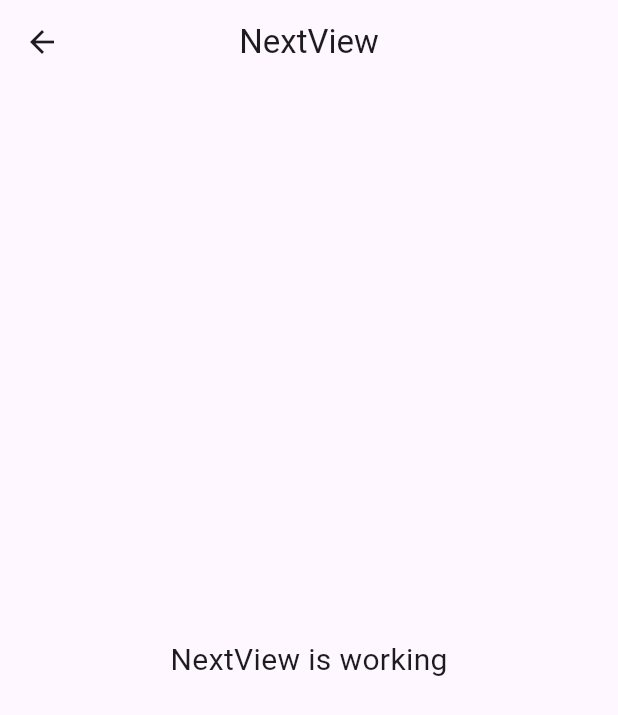
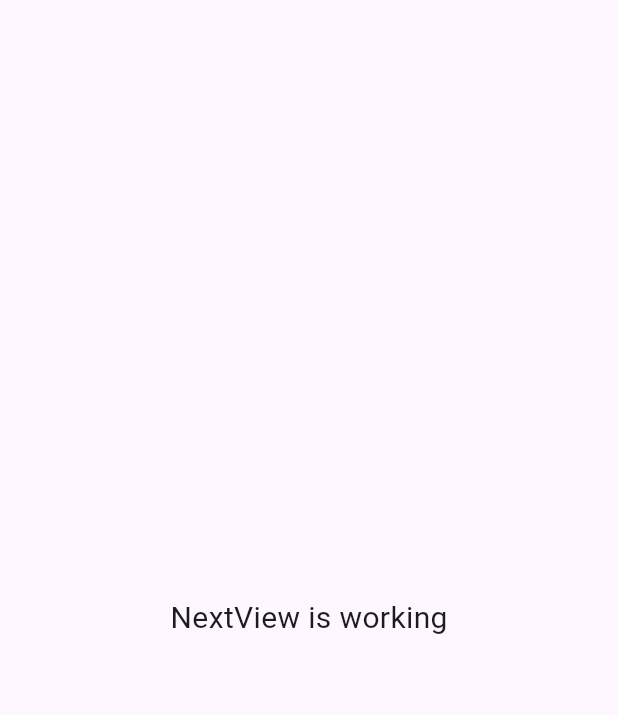
Before and after one commit to azharrizal06/navigasi, a Flutter app: the NextView screen opened by its route, on a phone screen of 412 x 824 dp. Shown: the top 715 px of the screen. Run offline on Flutter 3.47's test engine with Material 3 defaults, Android fonts, the phone set to English and light mode, and no system bars; our stand-ins replace get.

Commit message:
Update next_view.dart
hapus appbar

```diff
--- a/lib/app/modules/next/views/next_view.dart
+++ b/lib/app/modules/next/views/next_view.dart
@@ -9,10 +9,7 @@ class NextView extends GetView<NextController> {
   @override
   Widget build(BuildContext context) {
     return Scaffold(
-      appBar: AppBar(
-        title: const Text('NextView'),
-        centerTitle: true,
-      ),
+
       body: const Center(
         child: Text(
           'NextView is working',
```
